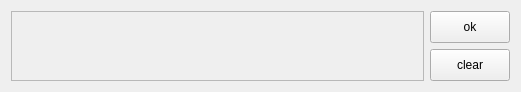
BigCubeCat/GameOfLife, file panel/coords.ui: the form before one commit.
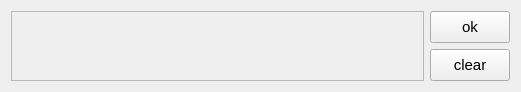
The form after the commit.

What changed in the file:
```diff
--- a/panel/coords.ui
+++ b/panel/coords.ui
@@ -47,6 +47,11 @@
          <verstretch>0</verstretch>
         </sizepolicy>
        </property>
+       <property name="font">
+        <font>
+         <pointsize>11</pointsize>
+        </font>
+       </property>
        <property name="text">
         <string>ok</string>
        </property>
@@ -60,6 +65,11 @@
          <verstretch>0</verstretch>
         </sizepolicy>
        </property>
+       <property name="font">
+        <font>
+         <pointsize>11</pointsize>
+        </font>
+       </property>
        <property name="text">
         <string>clear</string>
        </property>
```
Left out of the diff: 5 changed lines with no effect on the pictures.
